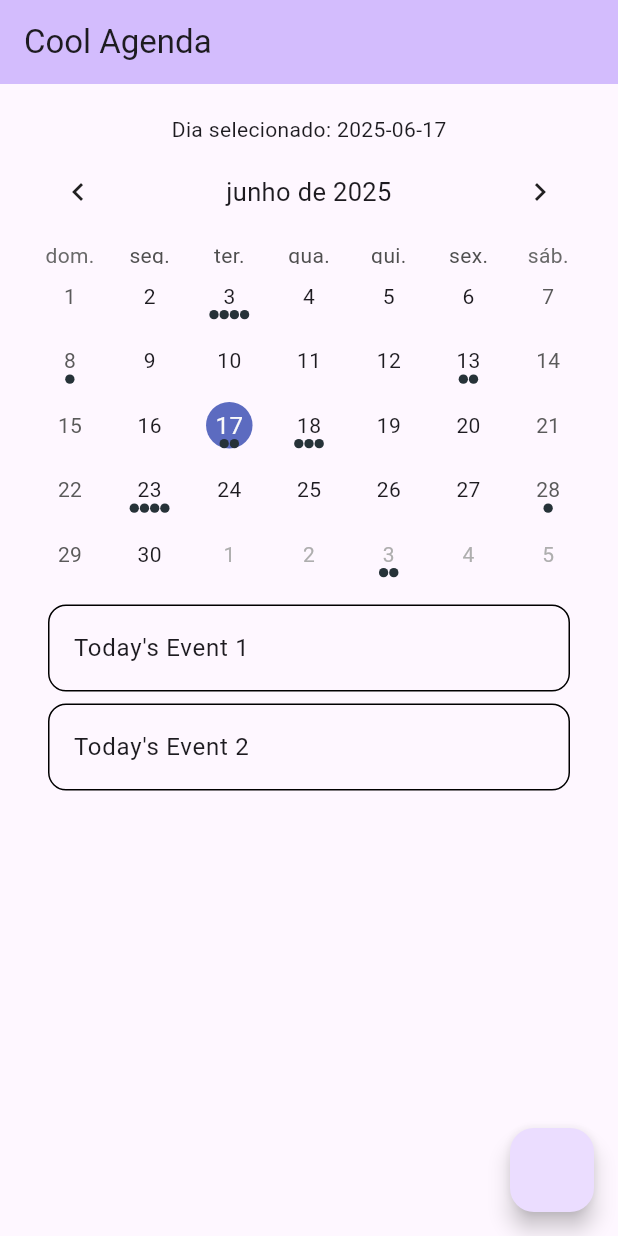
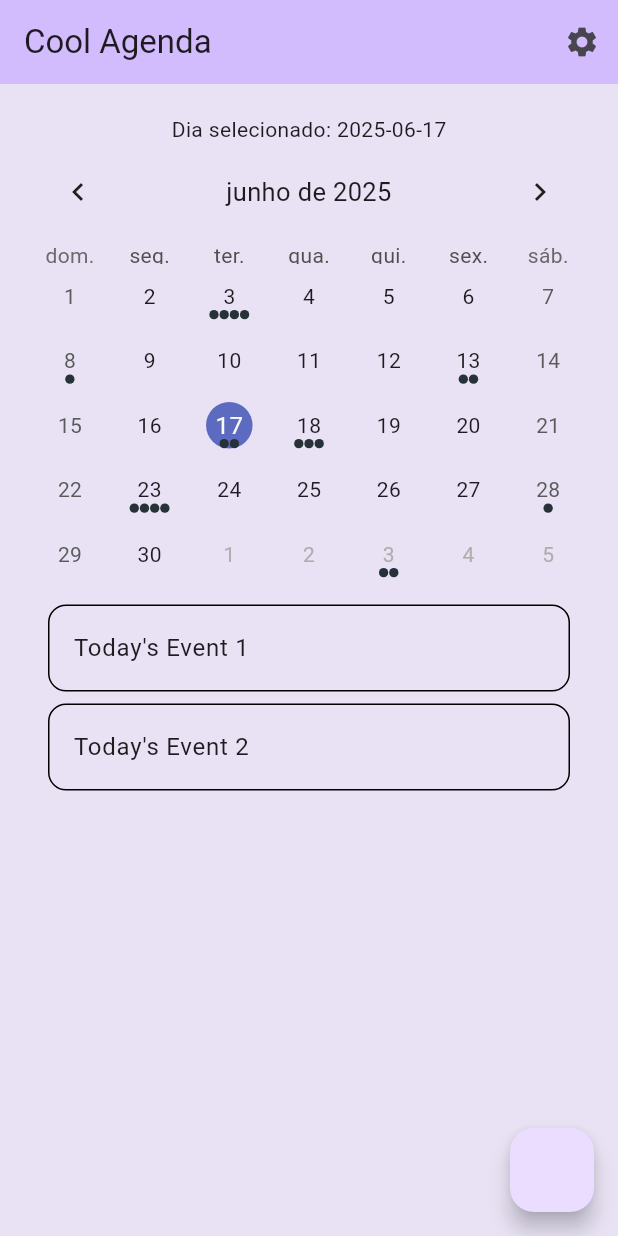
Before and after one commit to DaviBritoMachado/Agenda-para-celular, a Flutter app: the screen it shows after launch, on a phone screen of 412 x 824 dp. Run offline on Flutter 3.47's test engine with Material 3 defaults, Android fonts, the phone set to English and light mode, and no system bars; drawn by our look-alikes of table_calendar; our stand-ins replace shared_preferences.

Commit message:
Update Themes

```diff
--- a/lib/main.dart
+++ b/lib/main.dart
@@ -1,7 +1,10 @@
 import 'package:flutter/material.dart';
 import 'package:table_calendar/table_calendar.dart';
 import 'package:intl/date_symbol_data_local.dart';
+import 'package:provider/provider.dart';
 import 'package:cool_agenda/utils.dart';
+import 'package:cool_agenda/theme_provider.dart';
+import 'package:cool_agenda/settings_screen.dart';
 
 void main() {
   initializeDateFormatting("pt_BR", null).then((_) => runApp(const MyApp()));
@@ -9,15 +12,20 @@ void main() {
 
 class MyApp extends StatelessWidget {
   const MyApp({super.key});
-  // This widget is the root of your application.
+
   @override
   Widget build(BuildContext context) {
+    return ChangeNotifierProvider(
+      create: (context) => ThemeProvider()..loadTheme(),
+      child: Consumer<ThemeProvider>(
+        builder: (context, themeProvider, child) {
           return MaterialApp(
-      title: 'Flutter Demo',
-      theme: ThemeData(
-        colorScheme: ColorScheme.fromSeed(seedColor: Colors.deepPurple),
+            title: 'Cool Agenda',
+            theme: themeProvider.themeData,
+            home: const MyHomePage(title: 'Cool Agenda'),
+          );
+        },
       ),
-      home: const MyHomePage(title: 'Cool Agenda'),
     );
   }
 }
@@ -72,10 +80,27 @@ class _MyHomePageState extends State<MyHomePage> {
 
   @override
   Widget build(BuildContext context) {
+    return Consumer<ThemeProvider>(
+      builder: (context, themeProvider, child) {
         return Scaffold(
+          backgroundColor: themeProvider.primaryColor.withOpacity(0.15),
           appBar: AppBar(
             backgroundColor: Theme.of(context).colorScheme.inversePrimary,
             title: Text(widget.title),
+            actions: [
+              IconButton(
+                icon: const Icon(Icons.settings),
+                onPressed: () {
+                  Navigator.push(
+                    context,
+                    MaterialPageRoute(
+                      builder: (context) => const SettingsScreen(),
+                    ),
+                  );
+                },
+                tooltip: 'Configurações',
+              ),
+            ],
           ),
           floatingActionButton: FloatingActionButton(onPressed: () {
             showDialog(
@@ -100,6 +125,8 @@ class _MyHomePageState extends State<MyHomePage> {
             }
           ),
           body: content(),
+        );
+      },
     );
   }
   Widget content() {
--- /dev/null
+++ b/lib/theme_provider.dart
@@ -0,0 +1,45 @@
+import 'package:flutter/material.dart';
+import 'package:shared_preferences/shared_preferences.dart';
+
+class ThemeProvider extends ChangeNotifier {
+  static const String _themeKey = 'selected_theme';
+
+  // Definindo as 5 opções de cores
+  static const Map<String, Color> themeColors = {
+    'Roxo Profundo': Colors.deepPurple,
+    'Azul Oceano': Colors.blue,
+    'Verde Natureza': Colors.green,
+    'Laranja Vibrante': Colors.orange,
+    'Rosa Elegante': Colors.pink,
+  };
+
+  String _selectedTheme = 'Roxo Profundo';
+
+  String get selectedTheme => _selectedTheme;
+
+  Color get primaryColor => themeColors[_selectedTheme] ?? Colors.deepPurple;
+
+  ThemeData get themeData {
+    return ThemeData(
+      colorScheme: ColorScheme.fromSeed(seedColor: primaryColor),
+      useMaterial3: true,
+    );
+  }
+
+  Future<void> setTheme(String themeName) async {
+    if (themeColors.containsKey(themeName)) {
+      _selectedTheme = themeName;
+      notifyListeners();
+
+      // Salvar a preferência
+      final prefs = await SharedPreferences.getInstance();
+      await prefs.setString(_themeKey, themeName);
+    }
+  }
+
+  Future<void> loadTheme() async {
+    final prefs = await SharedPreferences.getInstance();
+    _selectedTheme = prefs.getString(_themeKey) ?? 'Roxo Profundo';
+    notifyListeners();
+  }
+}
--- a/pubspec.yaml
+++ b/pubspec.yaml
@@ -32,6 +32,8 @@ dependencies:
     sdk: flutter
   table_calendar:
   intl:
+  provider: ^6.1.2
+  shared_preferences: ^2.2.3
 
   # The following adds the Cupertino Icons font to your application.
   # Use with the CupertinoIcons class for iOS style icons.
```
Also changed, not shown: lib/settings_screen.dart (added, +154 -0 lines), pubspec.lock, 9 other files. Lines whose indentation alone changed are shown as unchanged.
